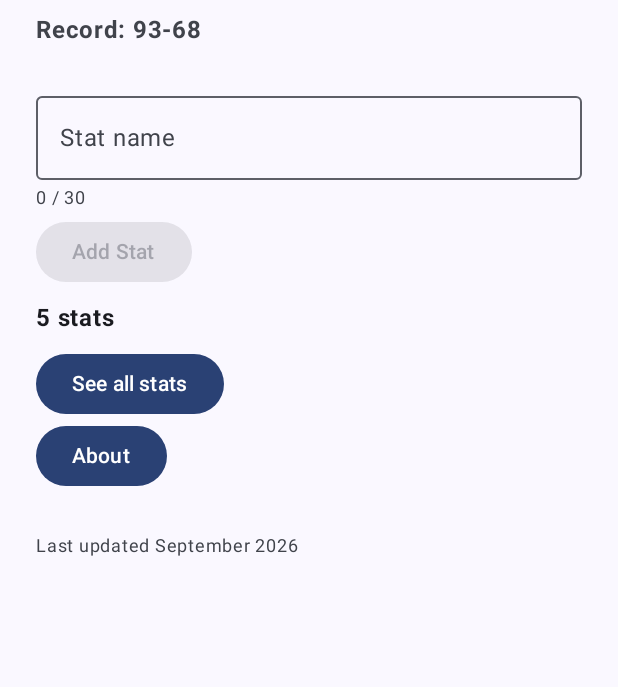
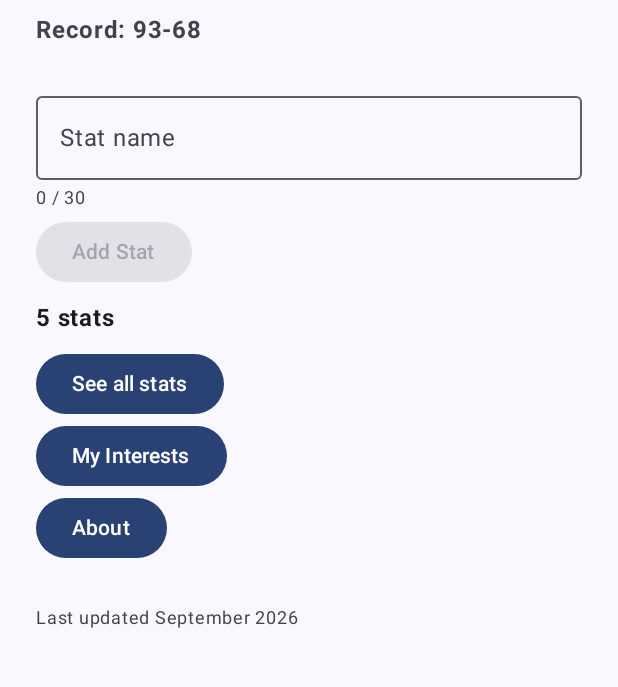
Before and after one commit to JustinJames06/csc441-android-JustinJames, an Android app built with Jetpack Compose: the screen it shows after launch (MainActivity), on a phone screen of 412 x 824 dp, the part 388-1075 px from its top. Run offline under Robolectric (Android 15) with nearby library versions, the phone set to English and light mode, and no system bars.

Commit message:
s21 done

```diff
--- a/app/src/main/java/edu/lemoyne/campusapp/MainActivity.kt
+++ b/app/src/main/java/edu/lemoyne/campusapp/MainActivity.kt
@@ -5,6 +5,7 @@ import android.os.Bundle
 import androidx.activity.ComponentActivity
 import androidx.activity.compose.setContent
 import androidx.activity.enableEdgeToEdge
+import androidx.activity.viewModels
 import androidx.compose.foundation.Image
 import androidx.compose.foundation.layout.Column
 import androidx.compose.foundation.layout.Spacer
@@ -36,15 +37,21 @@ import androidx.compose.ui.unit.dp
 import androidx.compose.ui.unit.sp
 import androidx.core.content.pm.ShortcutInfoCompat
 import edu.lemoyne.campusapp.ui.theme.CampusAppTheme
+import androidx.lifecycle.compose.collectAsStateWithLifecycle
 
 class MainActivity : ComponentActivity() {
+    private val showcaseViewModel: ShowcaseViewModel by viewModels()
     override fun onCreate(savedInstanceState: Bundle?) {
         super.onCreate(savedInstanceState)
+        showcaseViewModel.refresh()
         enableEdgeToEdge()
         setContent {
+            val showcaseState by showcaseViewModel.uiState.collectAsStateWithLifecycle()
+            showcaseViewModel
             CampusAppTheme {
                 Scaffold(modifier = Modifier.fillMaxSize()) { innerPadding ->
-                    YankeeAppScreen()
+                    YankeeAppScreen(showcaseState = showcaseState,
+                        modifier = Modifier.padding(innerPadding))
                 }
             }
         }
--- a/app/src/main/java/edu/lemoyne/campusapp/YankeesAppScreen.kt
+++ b/app/src/main/java/edu/lemoyne/campusapp/YankeesAppScreen.kt
@@ -54,7 +54,7 @@ fun CounterDemo() {
 
 // --- Class 9: Step 2: one owner for the data ---
 @Composable
-fun YankeeAppScreen(modifier: Modifier = Modifier) {
+fun YankeeAppScreen(showcaseState: ShowcaseUiState, modifier: Modifier = Modifier) {
     // --- Class 7: Step 2: the list lives in state
     val stats = remember {
         mutableStateListOf(
@@ -76,7 +76,8 @@ fun YankeeAppScreen(modifier: Modifier = Modifier) {
             onAddStat = { stats.add(it) },
             onSeeAll = { currentScreen = "list" },
             // --- Lab 9: Task 2:
-            onAbout = { currentScreen = "about"}
+            onAbout = { currentScreen = "about"},
+            onInterestsClick = { currentScreen = "interests" }
         )
 
         "list" -> ListScreen(
@@ -94,6 +95,12 @@ fun YankeeAppScreen(modifier: Modifier = Modifier) {
             modifier = modifier
         )
 
+        "interests" -> InterestsScreen(
+            state = showcaseState,
+            onBack = { currentScreen = "home" },
+            modifier = modifier
+        )
+
     }
 }
 
@@ -106,7 +113,8 @@ fun HomeScreen(
     onSeeAll: () -> Unit,
     // --- Lab 9: Task 2:
     onAbout: () -> Unit,
-    modifier: Modifier = Modifier
+    modifier: Modifier = Modifier,
+    onInterestsClick: () -> Unit = {}
 ) {
 
     // --- Class 7: Step 3: What typed lives in state
@@ -219,6 +227,7 @@ fun HomeScreen(
         ){
             Text(text = "See all stats")
         }
+        Button(onClick = onInterestsClick) { Text("My Interests") }
         // --- Lab 9: Task 2:
         Button(
             onClick = onAbout
```
Also changed, not shown: app/src/main/java/edu/lemoyne/campusapp/InterestsScreen.kt (+42 -0 lines).
